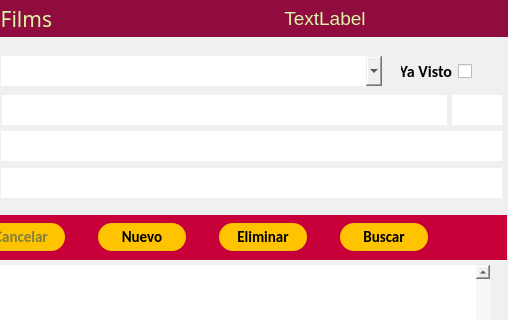
The window that gui/main.ui (QuitoAr/Cine) describes before a commit, drawn with Qt 5; both pictures show x 219 to 727 and y 0 to 320 of the 727 by 575 pixel window.
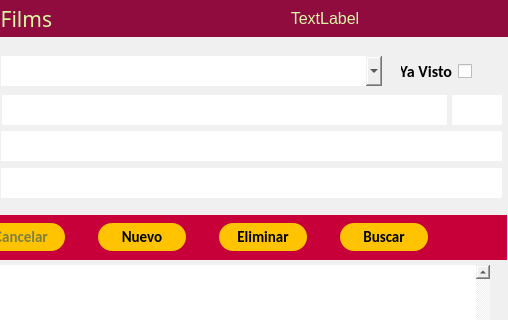
The same window after the commit. Icons and pictures are not drawn.

```diff
--- a/gui/main.ui
+++ b/gui/main.ui
@@ -358,7 +358,7 @@
        </property>
        <property name="font">
         <font>
-         <pointsize>14</pointsize>
+         <pointsize>12</pointsize>
         </font>
        </property>
        <property name="styleSheet">
```
Left out of the diff: 3 changed lines with no effect on the pictures.
